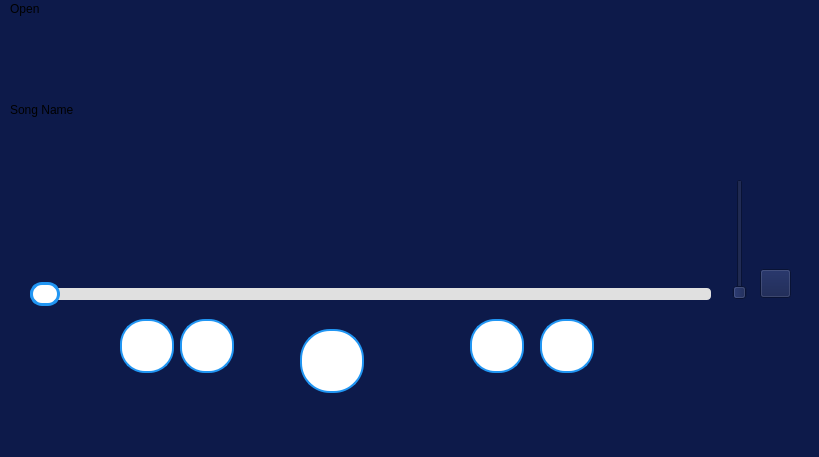
First picture: the form in mainwindow.ui, repository snahvi/AP_jukebox, before the edit.
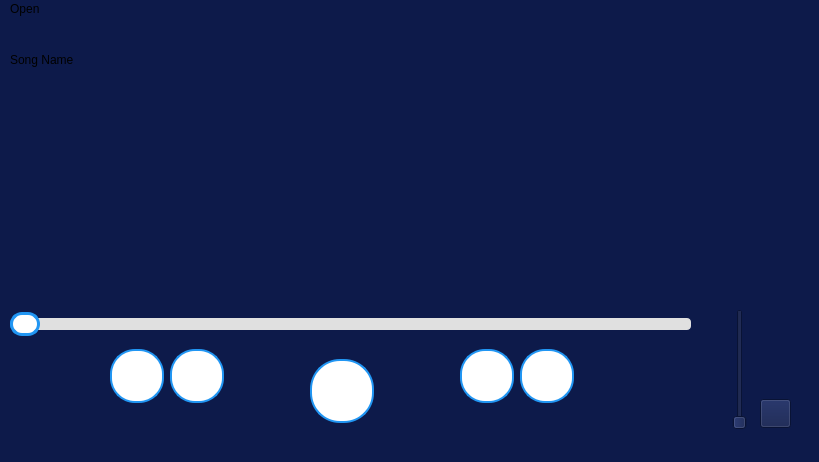
Second picture: the form after the edit.

Commit message: music player panel updated

```diff
--- a/mainwindow.ui
+++ b/mainwindow.ui
@@ -7,7 +7,7 @@
     <x>0</x>
     <y>0</y>
     <width>819</width>
-    <height>457</height>
+    <height>462</height>
    </rect>
   </property>
   <property name="windowTitle">
@@ -21,8 +21,8 @@
     <property name="geometry">
      <rect>
       <x>10</x>
-      <y>60</y>
-      <width>761</width>
+      <y>10</y>
+      <width>171</width>
       <height>61</height>
      </rect>
     </property>
@@ -33,8 +33,8 @@
    <widget class="QSlider" name="horizontalSlider">
     <property name="geometry">
      <rect>
-      <x>30</x>
-      <y>260</y>
+      <x>10</x>
+      <y>290</y>
       <width>681</width>
       <height>31</height>
      </rect>
@@ -79,10 +79,10 @@
    <widget class="QPushButton" name="push_button_gofront">
     <property name="geometry">
      <rect>
-      <x>470</x>
-      <y>300</y>
-      <width>50</width>
-      <height>50</height>
+      <x>460</x>
+      <y>330</y>
+      <width>54</width>
+      <height>54</height>
      </rect>
     </property>
     <property name="styleSheet">
@@ -113,10 +113,10 @@
    <widget class="QPushButton" name="push_button_getback">
     <property name="geometry">
      <rect>
-      <x>180</x>
-      <y>300</y>
-      <width>50</width>
-      <height>50</height>
+      <x>170</x>
+      <y>330</y>
+      <width>54</width>
+      <height>54</height>
      </rect>
     </property>
     <property name="styleSheet">
@@ -147,10 +147,10 @@
    <widget class="QPushButton" name="push_button_nxtsong">
     <property name="geometry">
      <rect>
-      <x>540</x>
-      <y>300</y>
-      <width>50</width>
-      <height>50</height>
+      <x>520</x>
+      <y>330</y>
+      <width>54</width>
+      <height>54</height>
      </rect>
     </property>
     <property name="styleSheet">
@@ -181,10 +181,10 @@
    <widget class="QPushButton" name="push_button_lastsong">
     <property name="geometry">
      <rect>
-      <x>120</x>
-      <y>300</y>
-      <width>50</width>
-      <height>50</height>
+      <x>110</x>
+      <y>330</y>
+      <width>54</width>
+      <height>54</height>
      </rect>
     </property>
     <property name="styleSheet">
@@ -215,10 +215,10 @@
    <widget class="QPushButton" name="pushButton_play">
     <property name="geometry">
      <rect>
-      <x>300</x>
-      <y>310</y>
-      <width>60</width>
-      <height>60</height>
+      <x>310</x>
+      <y>340</y>
+      <width>64</width>
+      <height>64</height>
      </rect>
     </property>
     <property name="styleSheet">
@@ -250,7 +250,7 @@
     <property name="geometry">
      <rect>
       <x>760</x>
-      <y>250</y>
+      <y>380</y>
       <width>31</width>
       <height>29</height>
      </rect>
@@ -263,7 +263,7 @@
     <property name="geometry">
      <rect>
       <x>730</x>
-      <y>160</y>
+      <y>290</y>
       <width>20</width>
       <height>121</height>
      </rect>
@@ -272,6 +272,38 @@
      <enum>Qt::Orientation::Vertical</enum>
     </property>
    </widget>
+   <widget class="QLabel" name="label_Value_1">
+    <property name="geometry">
+     <rect>
+      <x>20</x>
+      <y>260</y>
+      <width>63</width>
+      <height>20</height>
+     </rect>
+    </property>
+    <property name="styleSheet">
+     <string notr="true">color: white;</string>
+    </property>
+    <property name="text">
+     <string/>
+    </property>
+   </widget>
+   <widget class="QLabel" name="label_Value_2">
+    <property name="geometry">
+     <rect>
+      <x>640</x>
+      <y>260</y>
+      <width>63</width>
+      <height>20</height>
+     </rect>
+    </property>
+    <property name="styleSheet">
+     <string notr="true">color: white;</string>
+    </property>
+    <property name="text">
+     <string/>
+    </property>
+   </widget>
   </widget>
   <widget class="QMenuBar" name="menubar">
    <property name="geometry">
```
The commit also changes 2 other files.
